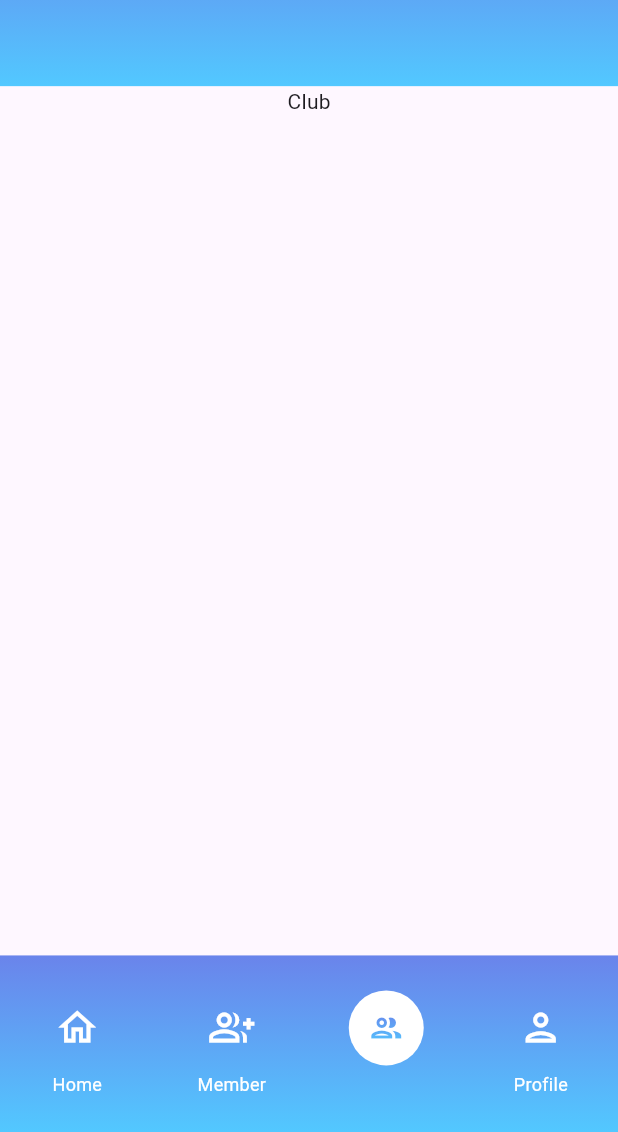
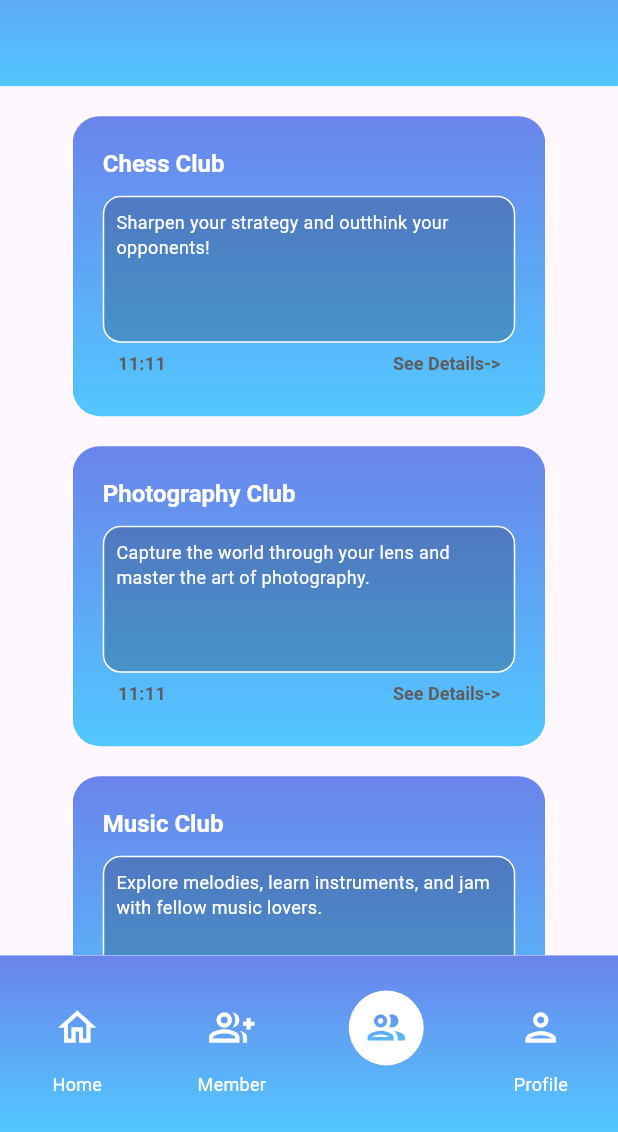
Before and after one commit to TayZarTun6631503089/idiotCommunityClub, a Flutter app: the screen it shows after launch, item 3 of the bottom bar chosen, on a phone screen of 412 x 824 dp, the part 104-1236 px from its top. Run offline on Flutter 3.47's test engine with Material 3 defaults, Android fonts, the phone set to English and light mode, and no system bars; our stand-ins replace google_fonts.

Commit message:
Add_card_for_Club_and_Home

```diff
--- a/lib/Community/CommunityClub.dart
+++ b/lib/Community/CommunityClub.dart
@@ -1,5 +1,7 @@
 import 'package:flutter/material.dart';
 import 'package:idiot_community_club/Components/BarComponents.dart';
+
+import 'package:idiot_community_club/Components/CardComponent.dart';
 
 class Communityclub extends StatefulWidget {
   const Communityclub({super.key});
@@ -17,8 +19,58 @@ class _CommunityclubState extends State<Communityclub> {
         body: Column(
           children: [
             Barcomponents.idiotBar(screen),
-            Text("Club"),
-            Flexible(child: Container())
+            SizedBox(
+              height: 20,
+            ),
+            Expanded(
+              child: SingleChildScrollView(
+                scrollDirection: Axis.vertical,
+                child: Column(
+                  children: [
+                    Cardcomponent.idiotClubRequestCart(
+                        clubName: "Chess Club",
+                        description:
+                            "Sharpen your strategy and outthink your opponents!"),
+                    Cardcomponent.idiotClubRequestCart(
+                        clubName: "Photography Club",
+                        description:
+                            "Capture the world through your lens and master the art of photography."),
+                    Cardcomponent.idiotClubRequestCart(
+                        clubName: "Music Club",
+                        description:
+                            "Explore melodies, learn instruments, and jam with fellow music lovers."),
+                    Cardcomponent.idiotClubRequestCart(
+                        clubName: "Gaming Club",
+                        description:
+                            "Compete, collaborate, and connect over the latest video games."),
+                    Cardcomponent.idiotClubRequestCart(
+                        clubName: "Coding Club",
+                        description:
+                            "Build projects, solve challenges, and explore the world of programming."),
+                    Cardcomponent.idiotClubRequestCart(
+                        clubName: "Drama Club",
+                        description:
+                            "Unleash your creativity and bring stories to life on stage."),
+                    Cardcomponent.idiotClubRequestCart(
+                        clubName: "Robotics Club",
+                        description:
+                            "Design, build, and program robots to take on exciting challenges."),
+                    Cardcomponent.idiotClubRequestCart(
+                        clubName: "Science Club",
+                        description:
+                            "Conduct experiments and explore the wonders of science."),
+                    Cardcomponent.idiotClubRequestCart(
+                        clubName: "Art Club",
+                        description:
+                            "Express yourself through painting, sketching, and digital art."),
+                    Cardcomponent.idiotClubRequestCart(
+                        clubName: "Book Club",
+                        description:
+                            "Read, discuss, and share your favorite books with fellow literature lovers.")
+                  ],
+                ),
+              ),
+            ),
           ],
         ),
         bottomNavigationBar: Barcomponents.getIdiotNav(screen, context));
--- a/lib/Community/CommunityHome.dart
+++ b/lib/Community/CommunityHome.dart
@@ -1,5 +1,7 @@
 import 'package:flutter/material.dart';
 import 'package:idiot_community_club/Components/BarComponents.dart';
+import 'package:idiot_community_club/Components/ButtonComponents.dart';
+import 'package:idiot_community_club/Components/CardComponent.dart';
 
 class CommunityHome extends StatefulWidget {
   const CommunityHome({super.key});
@@ -17,8 +19,46 @@ class _CommunityHomeState extends State<CommunityHome> {
         body: Column(
           children: [
             Barcomponents.idiotBar(screen),
-            Text("Home"),
-            Flexible(child: Container())
+            SizedBox(
+              height: 20,
+            ),
+            Expanded(
+              child: SingleChildScrollView(
+                  child: Column(
+                children: [
+                  ClipOval(
+                    child: Stack(
+                      children: [
+                        Container(
+                            height: 150,
+                            width: 150,
+                            decoration: BoxDecoration(
+                              shape: BoxShape.circle,
+                            ),
+                            child: Image.asset(
+                                "assets/images/Profile/RedPanda.jpeg")),
+                        Positioned(
+                            child: ButtonComponents.myGradientLogo(
+                          Icons.edit,
+                        )),
+                      ],
+                    ),
+                  ),
+                  Column(
+                    children: [
+                      Cardcomponent.idiotClubCard(
+                          clubName: "Kit", description: "Hi"),
+                      Cardcomponent.idiotClubCard(
+                          clubName: "Kit", description: "Hi"),
+                      Cardcomponent.idiotClubCard(
+                          clubName: "Kit", description: "Hi"),
+                      Cardcomponent.idiotClubCard(
+                          clubName: "Kit", description: "Hi"),
+                    ],
+                  ),
+                ],
+              )),
+            )
           ],
         ),
         bottomNavigationBar: Barcomponents.getIdiotNav(screen, context));
--- /dev/null
+++ b/lib/Community/CommunityHomeCreate.dart
@@ -0,0 +1,15 @@
+import 'package:flutter/material.dart';
+
+class Communityhomecreate extends StatefulWidget {
+  const Communityhomecreate({super.key});
+
+  @override
+  State<Communityhomecreate> createState() => _CommunityhomecreateState();
+}
+
+class _CommunityhomecreateState extends State<Communityhomecreate> {
+  @override
+  Widget build(BuildContext context) {
+    return const Placeholder();
+  }
+}
--- a/lib/Components/ButtonComponents.dart
+++ b/lib/Components/ButtonComponents.dart
@@ -76,13 +76,13 @@ class ButtonComponents {
     );
   }
 
-  static ShaderMask myGradientLogo(icon) {
+  static ShaderMask myGradientLogo(icon, {double logoSize = 30}) {
     return ShaderMask(
         shaderCallback: (Rect bounds) {
           return ButtonComponents.myGradient.createShader(bounds);
         },
         blendMode: BlendMode.srcIn,
-        child: Icon(icon));
+        child: Icon(icon, size: logoSize));
   }
 }
 
--- /dev/null
+++ b/lib/Components/CardComponent.dart
@@ -0,0 +1,146 @@
+import 'package:flutter/material.dart';
+import 'package:idiot_community_club/Components/ButtonComponents.dart';
+
+class Cardcomponent {
+  static BoxDecoration cardBackDecoration = BoxDecoration(
+    gradient: ButtonComponents.myGradient,
+    borderRadius: BorderRadius.all(
+      Radius.circular(18),
+    ),
+  );
+  static BoxDecoration cardDescriptionDecoration = BoxDecoration(
+    color: const Color.fromARGB(50, 0, 0, 0),
+    border: Border.all(color: Colors.white),
+    borderRadius: BorderRadius.all(Radius.circular(12)),
+  );
+
+  static TextStyle clubTitleStyle = TextStyle(
+    fontWeight: FontWeight.w700,
+    fontSize: 16,
+    color: Colors.white,
+    letterSpacing: 0,
+  );
+
+  static Container idiotClubRequestCart(
+          {required clubName, required description}) =>
+      Container(
+        height: 200,
+        width: 315,
+        padding: EdgeInsets.all(20),
+        margin: EdgeInsets.only(bottom: 20),
+        decoration: cardBackDecoration,
+        child: Column(
+          crossAxisAlignment: CrossAxisAlignment.start,
+          children: [
+            Padding(
+              padding: const EdgeInsets.only(bottom: 10.0),
+              child: Text(
+                clubName,
+                style: clubTitleStyle,
+              ),
+            ),
+            descriptionBox(description),
+            Container(
+              padding: EdgeInsets.only(top: 5, left: 10, right: 10),
+              width: 287,
+              child: Row(
+                mainAxisAlignment: MainAxisAlignment.spaceBetween,
+                children: [
+                  Text(
+                    "11:11",
+                    style: TextStyle(
+                        color: Color(0xFF5E5C5C),
+                        fontSize: 12,
+                        fontWeight: FontWeight.w600),
+                  ),
+                  Text("See Details->",
+                      style: TextStyle(
+                          color: Color(0xFF5E5C5C),
+                          fontSize: 12,
+                          letterSpacing: 0,
+                          fontWeight: FontWeight.w700)),
+                ],
+              ),
+            ),
+          ],
+        ),
+      );
+
+  static Container descriptionBox(String text) {
+    return Container(
+      height: 98,
+      width: 287,
+      decoration: cardDescriptionDecoration,
+      padding: EdgeInsets.only(bottom: 20),
+      child: Padding(
+        padding: const EdgeInsets.all(8.0),
+        child: SingleChildScrollView(
+          child: Text(
+            text,
+            style: TextStyle(color: Colors.white, fontSize: 12),
+          ),
+        ),
+      ),
+    );
+  }
+
+  static Container idiotClubCard({required clubName, required description}) {
+    return Container(
+      height: 200,
+      width: 315,
+      padding: EdgeInsets.only(top: 10, left: 20, right: 20, bottom: 10),
+      margin: EdgeInsets.only(bottom: 20),
+      decoration: Cardcomponent.cardBackDecoration,
+      child: Column(
+        crossAxisAlignment: CrossAxisAlignment.start,
+        children: [
+          Padding(
+            padding: const EdgeInsets.only(bottom: 8.0),
+            child: Row(
+              children: [
+                ClipOval(
+                  child: Container(
+                    height: 60,
+                    width: 60,
+                    child: Image.asset(
+                      "assets/images/Profile/RedPanda.jpeg",
+                    ),
+                  ),
+                ),
+                Padding(
+                  padding: const EdgeInsets.only(left: 8.0),
+                  child: Column(
+                    crossAxisAlignment: CrossAxisAlignment.start,
+                    children: [
+                      Text(
+                        clubName,
+                        style: Cardcomponent.clubTitleStyle,
+                      ),
+                      RichText(
+                        text: TextSpan(
+                            text: "Club Member  ",
+                            style: TextStyle(
+                                fontWeight: FontWeight.w700, fontSize: 10),
+                            children: [
+                              TextSpan(
+                                  text: "123",
+                                  style: TextStyle(
+                                      fontWeight: FontWeight.w700,
+                                      fontSize: 12))
+                            ]),
+                      )
+                    ],
+                  ),
+                )
+              ],
+            ),
+          ),
+          SizedBox(
+            height: 5,
+          ),
+          Cardcomponent.descriptionBox(description)
+        ],
+      ),
+    );
+  }
+}
```
